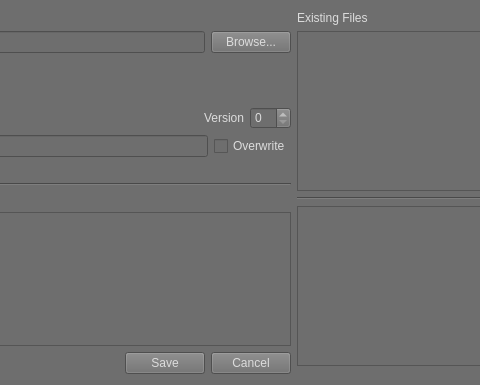
The window that ui/superSaver_UI.ui (SleepDeprivedVFX/versionUp) describes before a commit, drawn with Qt 5; both pictures show x 191 to 671 and y 0 to 385 of the 969 by 385 pixel window.
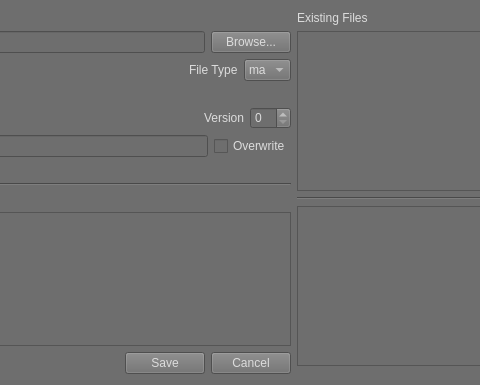
The same window after the commit.

Commit message: I have much of the UI populating now.

```diff
--- a/ui/superSaver_UI.ui
+++ b/ui/superSaver_UI.ui
@@ -134,6 +134,27 @@
          </property>
         </spacer>
        </item>
+       <item>
+        <widget class="QLabel" name="fileType_label">
+         <property name="text">
+          <string>File Type</string>
+         </property>
+        </widget>
+       </item>
+       <item>
+        <widget class="QComboBox" name="fileType">
+         <item>
+          <property name="text">
+           <string>ma</string>
+          </property>
+         </item>
+         <item>
+          <property name="text">
+           <string>mb</string>
+          </property>
+         </item>
+        </widget>
+       </item>
       </layout>
      </item>
      <item>
```
Left out of the diff: 7 changed lines with no effect on the pictures. The commit also changes 2 other files.
